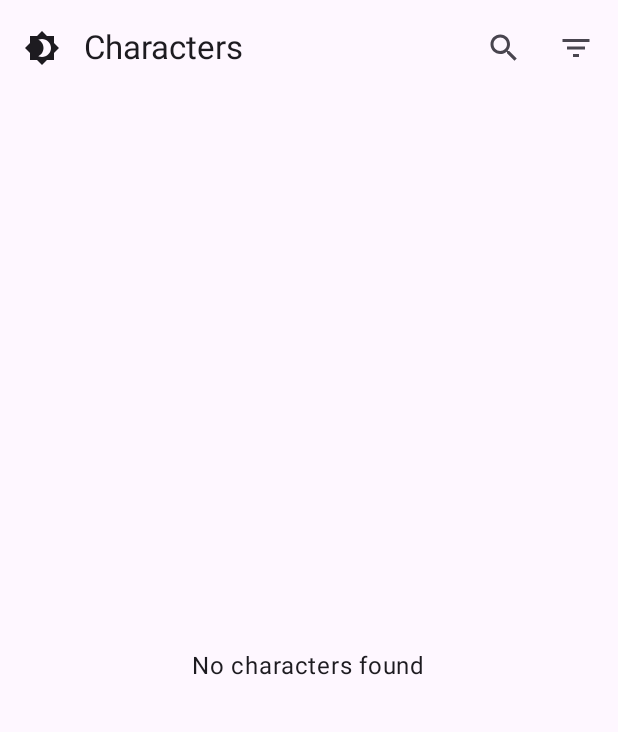
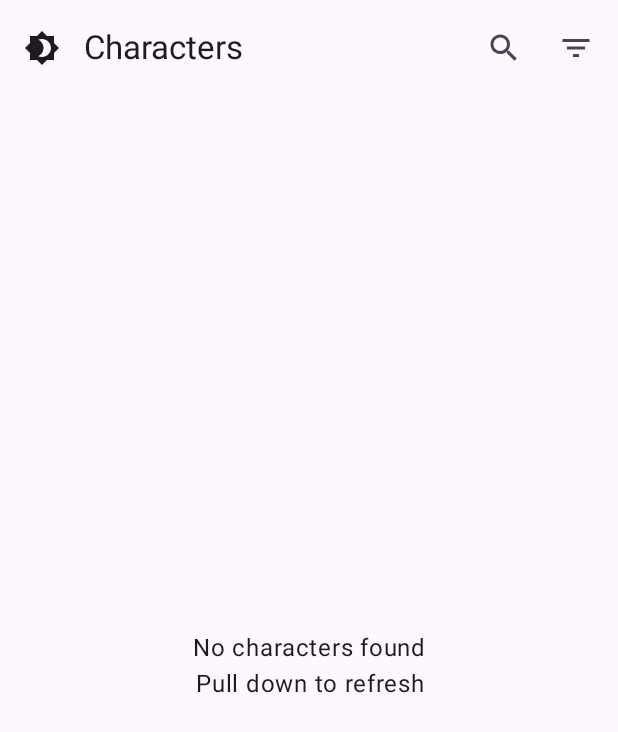
Before and after one commit to Pixerell/nasaplanetsApp, an Android app built with Jetpack Compose: the screen it shows after launch (MainActivity), on a phone screen of 412 x 824 dp. Shown: the top 732 px of the screen. Run offline under Robolectric (Android 15) with nearby library versions, the phone set to English and light mode, and no system bars; our stand-ins replace Dagger/Hilt's generated code, Room's generated code; libraries missing offline, so code that uses them is left out: androidx.hilt.lifecycle; 1 statement that could not run was skipped.

Commit message:
Pull to refresh functionality with checking if online

```diff
--- a/app/src/main/java/com/example/ricknmortycharacters/ui/screens/CharactersScreen.kt
+++ b/app/src/main/java/com/example/ricknmortycharacters/ui/screens/CharactersScreen.kt
@@ -1,9 +1,11 @@
 package com.example.ricknmortycharacters.ui.screens
 
+import android.widget.Toast
 import androidx.compose.foundation.clickable
 import androidx.compose.foundation.layout.Box
 import androidx.compose.foundation.layout.PaddingValues
 import androidx.compose.foundation.layout.fillMaxSize
+import androidx.compose.foundation.layout.padding
 import androidx.compose.foundation.layout.wrapContentSize
 import androidx.compose.foundation.lazy.grid.GridCells
 import androidx.compose.foundation.lazy.grid.GridItemSpan
@@ -20,6 +22,11 @@ import androidx.compose.runtime.getValue
 import androidx.compose.ui.Alignment
 import com.example.ricknmortycharacters.ui.components.CharacterCard
 import com.example.ricknmortycharacters.ui.components.PaginationRow
+import androidx.compose.material3.pulltorefresh.PullToRefreshBox
+import androidx.compose.runtime.derivedStateOf
+import androidx.compose.runtime.remember
+import androidx.compose.ui.text.style.TextAlign
+
 
 @Composable
 fun CharactersScreen(
@@ -32,8 +39,27 @@ fun CharactersScreen(
     val totalPages by viewModel.totalPages.collectAsState()
     val isLoading by viewModel.isLoading.collectAsState()
 
-    Box(modifier = modifier.fillMaxSize()) {
-        if (isLoading) {
+    val isRefreshing by remember { derivedStateOf { isLoading && characters.isNotEmpty() } }
+    val isInitialLoading by remember { derivedStateOf { isLoading && characters.isEmpty() } }
+
+    val context = androidx.compose.ui.platform.LocalContext.current
+
+
+    PullToRefreshBox(
+        isRefreshing = isRefreshing,
+        onRefresh = {
+            if (!viewModel.isOnline()) {
+                Toast.makeText(context, "No Internet Connection. Showing Cache", Toast.LENGTH_SHORT).show()
+            }
+            else {
+                Toast.makeText(context, "Fetching Data...", Toast.LENGTH_SHORT).show()
+            }
+            viewModel.fetch(page = 1)
+        },
+        modifier = modifier.fillMaxSize()
+    ) {
+        Box(modifier = Modifier.fillMaxSize()) {
+            if (isInitialLoading) {
                 CircularProgressIndicator(
                     modifier = Modifier
                         .fillMaxSize()
@@ -41,10 +67,11 @@ fun CharactersScreen(
                 )
             } else if (characters.isEmpty() && currentPage <= 1) {
                 Text(
-                text = "No characters found",
+                    text = "No characters found\nPull down to refresh",
                     modifier = Modifier
                         .fillMaxSize()
-                    .wrapContentSize(Alignment.Center)
+                        .wrapContentSize(Alignment.Center),
+                    textAlign = TextAlign.Center
                 )
             } else {
                 LazyVerticalGrid(
@@ -69,5 +96,15 @@ fun CharactersScreen(
                     }
                 }
             }
+
+            // Show a small loading indicator at the bottom during pagination
+            if (isLoading && characters.isNotEmpty() && !isRefreshing) {
+                CircularProgressIndicator(
+                    modifier = Modifier
+                        .align(Alignment.BottomCenter)
+                        .padding(16.dp)
+                )
             }
         }
+    }
+}
--- a/app/src/main/java/com/example/ricknmortycharacters/ui/viewmodels/CharactersViewModel.kt
+++ b/app/src/main/java/com/example/ricknmortycharacters/ui/viewmodels/CharactersViewModel.kt
@@ -6,6 +6,7 @@ import androidx.lifecycle.viewModelScope
 import com.example.ricknmortycharacters.data.db.CartoonCharacter
 import com.example.ricknmortycharacters.data.db.CharacterFilter
 import com.example.ricknmortycharacters.domain.CharactersRepository
+import com.example.ricknmortycharacters.domain.NetworkUtils
 import com.example.ricknmortycharacters.domain.PageResult
 import dagger.hilt.android.lifecycle.HiltViewModel
 import kotlinx.coroutines.delay
@@ -16,7 +17,8 @@ import javax.inject.Inject
 
 @HiltViewModel
 class CharactersViewModel @Inject constructor(
-    private val repository: CharactersRepository
+    private val repository: CharactersRepository,
+    private val networkUtils: NetworkUtils
 ) : ViewModel() {
 
     private val _characters = MutableStateFlow<List<CartoonCharacter>>(emptyList())
@@ -109,4 +111,8 @@ class CharactersViewModel @Inject constructor(
         _currentPage.value = page
         result.info?.pages?.let { _totalPages.value = it }
     }
+
+    fun isOnline(): Boolean {
+        return networkUtils.isOnline()
+    }
 }
```
Lines whose indentation alone changed are shown as unchanged.
